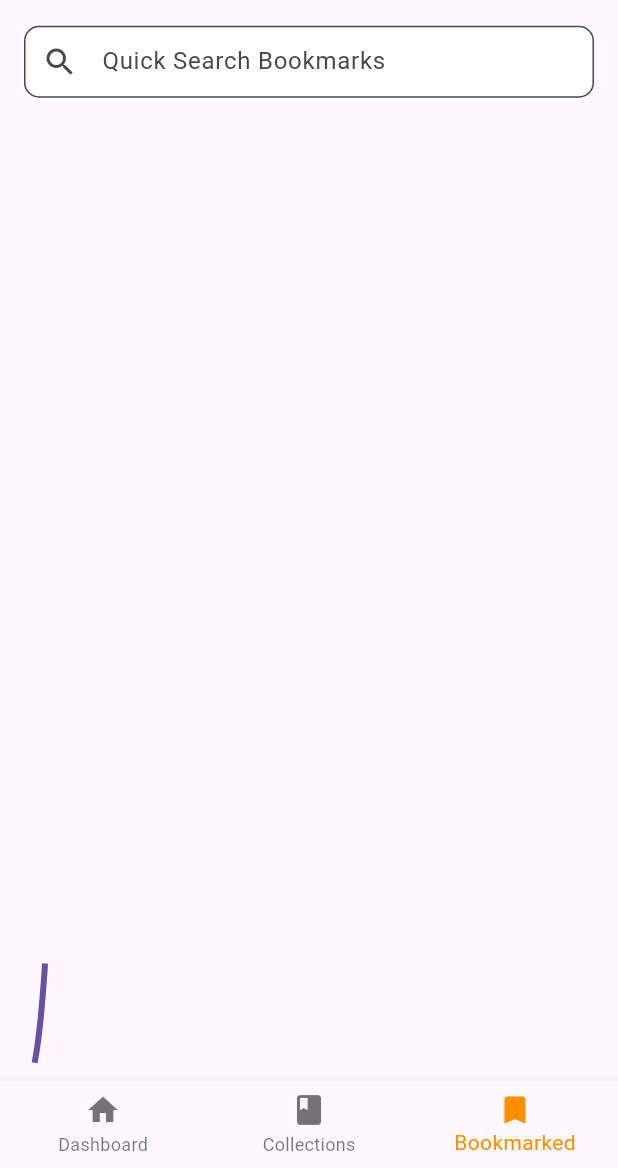
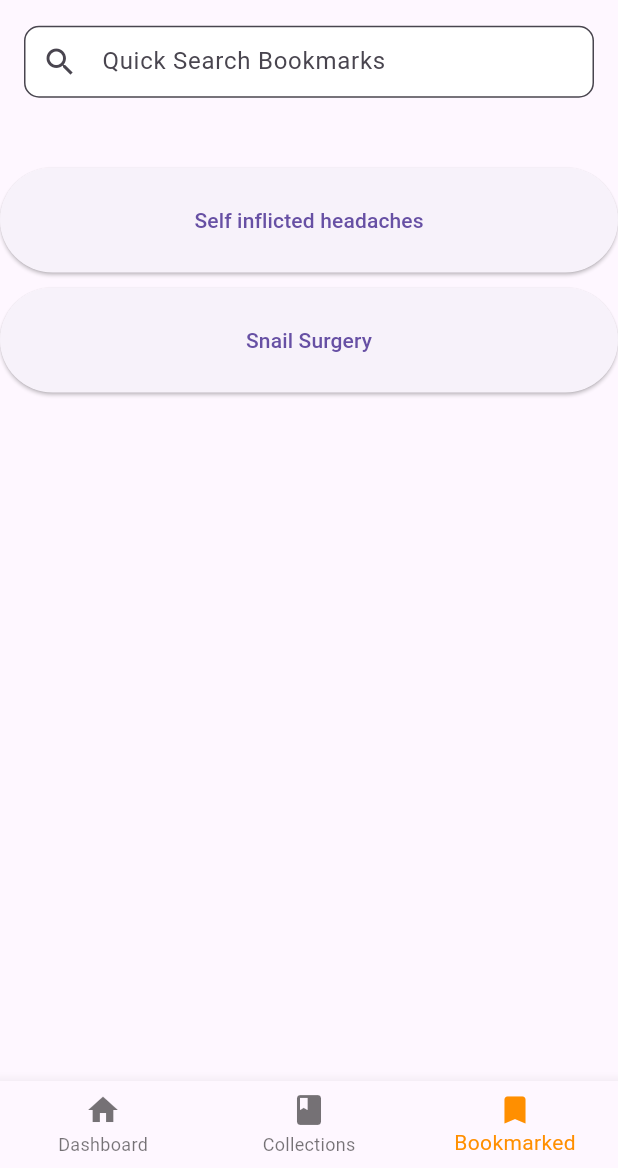
Before and after one commit to axelhallsenius/hercules, a Flutter app: the screen it shows after launch, item 3 of the bottom bar chosen, on a phone screen of 412 x 824 dp, the part 68-1236 px from its top. Run offline on Flutter 3.47's test engine with Material 3 defaults, Android fonts, the phone set to English and light mode, and no system bars; our stand-ins replace shared_preferences, sqflite; accounts and stored records are empty.

Commit message:
testing bookmark using shared prefs

```diff
--- a/lib/pages/bookmarked_page.dart
+++ b/lib/pages/bookmarked_page.dart
@@ -7,52 +7,76 @@ import 'package:sqflite/sqflite.dart';
 import 'package:path/path.dart';
 import 'package:flutter/services.dart' show rootBundle;
 import 'dart:typed_data';
+import 'package:shared_preferences/shared_preferences.dart';
 
+//class BookmarkedPage extends StatelessWidget {
+  //final Future<List<String>> bookmarks;
+
+  //BookmarkedPage() : bookmarks = _fetchBookmarks();
+
+  //static Future<Database> openDatabaseFromAssets() async {
+    //// Search for the database file in the application documents directory
+    //Directory documentsDirectory = await getApplicationDocumentsDirectory();
+    //String path = join(documentsDirectory.path, "hercules.db");
+
+    //// Check if the database exists
+    //bool dbExists = await File(path).exists();
+    //print("Database exists: $dbExists at $path");
+
+    //// If the database does not exist, load it from the Flutter assets
+    //if (!dbExists) {
+      //// Load the database file as a byte data
+      //ByteData data = await rootBundle.load("assets/db/hercules.db");
+      //List<int> bytes =
+          //data.buffer.asUint8List(data.offsetInBytes, data.lengthInBytes);
+
+      //// Write the database file to the application documents directory
+      //await File(path).writeAsBytes(bytes, flush: true);
+    //}
+
+    //// Open the database and return it
+    //return await openDatabase(path);
+  //}
+
+  //static Future<List<String>> _fetchBookmarks() async {
+  //  try {
+  //    var db = await openDatabaseFromAssets();
+  //    List<Map> result =
+  //        await db.rawQuery('SELECT * FROM ARTICLES WHERE bookmark > 0');
+
+  //    //fetch these articles
+  //    print(result);
+  //    if (result.isEmpty) {
+  //      return [];
+  //    }
+
+  //    return result.map((row) => row['name'].toString()).toList();
+  //  } catch (e) {
+  //    print('Error fetching collections: $e');
+  //    return [];
+  //  }
+  //}
 class BookmarkedPage extends StatelessWidget {
+  //TODO: Its late and I couldn't figure out a better way to do this atm
+  //Could we do a first startup thing, or just detect if there is no cache or something?
+  static Future<void> setBookmarks() async {
+    final SharedPreferences prefs = await SharedPreferences.getInstance();
+    await prefs.setStringList('bookmarks', <String>["Self inflicted headaches", "Snail Surgery"]);
+  }
+
   final Future<List<String>> bookmarks;
-
   BookmarkedPage() : bookmarks = _fetchBookmarks();
 
-  static Future<Database> openDatabaseFromAssets() async {
-    // Search for the database file in the application documents directory
-    Directory documentsDirectory = await getApplicationDocumentsDirectory();
-    String path = join(documentsDirectory.path, "hercules.db");
-
-    // Check if the database exists
-    bool dbExists = await File(path).exists();
-    print("Database exists: $dbExists at $path");
-
-    // If the database does not exist, load it from the Flutter assets
-    if (!dbExists) {
-      // Load the database file as a byte data
-      ByteData data = await rootBundle.load("assets/db/hercules.db");
-      List<int> bytes =
-          data.buffer.asUint8List(data.offsetInBytes, data.lengthInBytes);
-
-      // Write the database file to the application documents directory
-      await File(path).writeAsBytes(bytes, flush: true);
+  static Future<List<String>> _fetchBookmarks() async {
+    setBookmarks();
+    final SharedPreferences prefs = await SharedPreferences.getInstance();
+    try {
+      //get array from app cache
+      return Future.value(prefs.getStringList('bookmarks'));
     }
-
-    // Open the database and return it
-    return await openDatabase(path);
-  }
-
-  static Future<List<String>> _fetchBookmarks() async {
-    try {
-      var db = await openDatabaseFromAssets();
-      List<Map> result =
-          await db.rawQuery('SELECT * FROM ARTICLES WHERE bookmark > 0');
-
-      //fetch these articles
-      print(result);
-      if (result.isEmpty) {
-        return [];
-      }
-
-      return result.map((row) => row['name'].toString()).toList();
-    } catch (e) {
-      print('Error fetching collections: $e');
-      return [];
+    catch(e) {
+      print('Error fetching bookmarks: $e');
+      return[];
     }
   }
 
```
